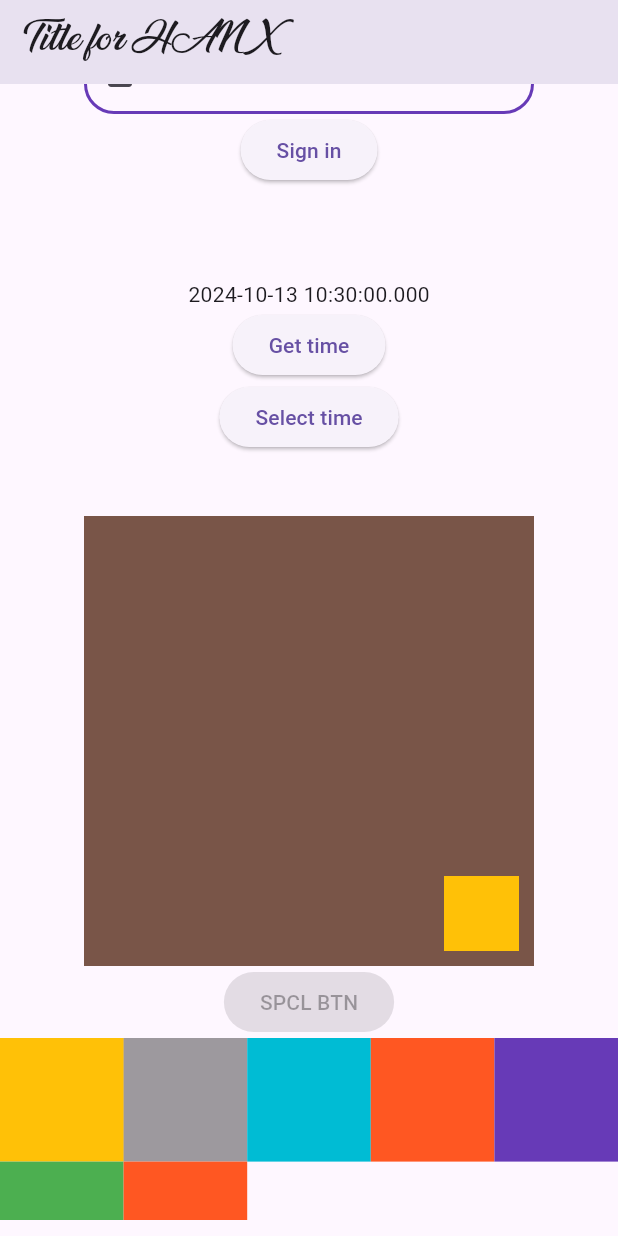
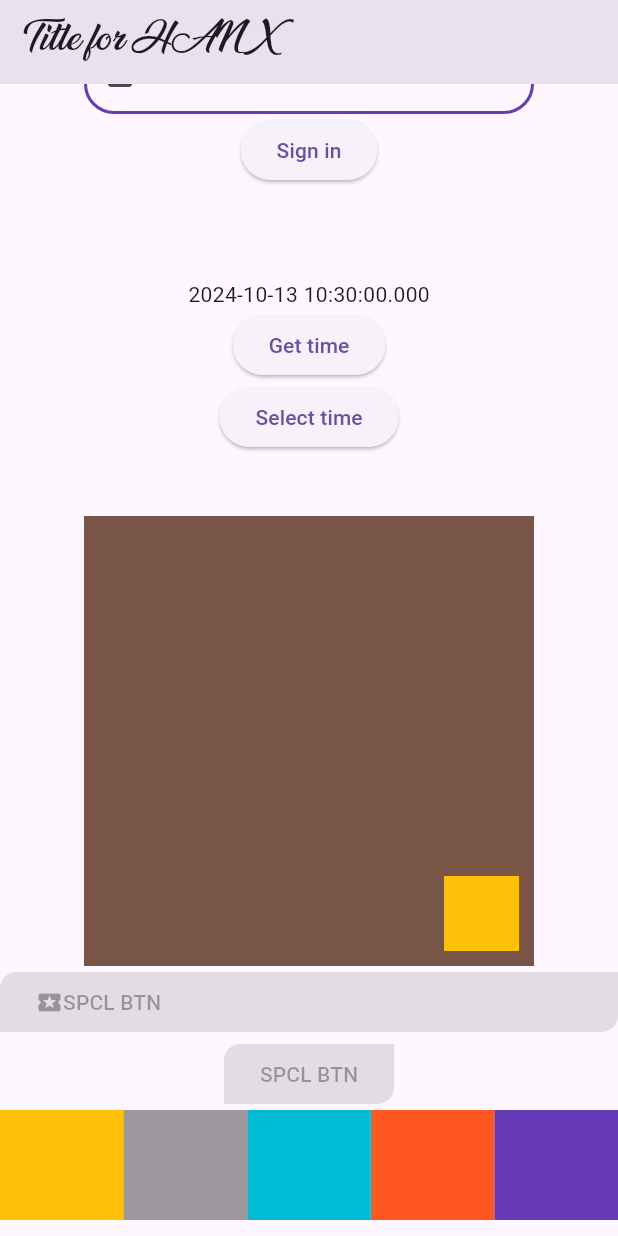
Before and after one commit to Hanzla-Nouman/Flutter-Dart-Basics, a Flutter app: the screen it shows after launch, scrolled down 1152 dp, on a phone screen of 412 x 824 dp. Run offline on Flutter 3.47's test engine with Material 3 defaults, Android fonts, the phone set to English and light mode, and no system bars.

Commit message:
Testing Custom component

```diff
--- a/lib/main.dart
+++ b/lib/main.dart
@@ -293,22 +293,23 @@ class _MyHomePageState extends State<MyHomePage> {
                         Positioned(child: Container(width: 50,height: 50,color: Colors.amber,),bottom: 10,right: 10,) ,
                       ],)
                       ,),
+                      Center(child: SpecialButton(text: 'SPCL BTN',icon: Icon(Icons.local_activity),),),
                       Center(child: SpecialButton(text: 'SPCL BTN'),),
-                  Container(
-                    height: 200,
-                    child: GridView.count(
-                      crossAxisCount: 5,
-                      children: [
-                        Container( color: colorsGrid[0]),
-                        Container( color: colorsGrid[1]),
-                        Container( color: colorsGrid[2]),
-                        Container( color: colorsGrid[3]),
-                        Container( color: colorsGrid[4]),
-                        Container( color: colorsGrid[5]),
-                        Container( color: colorsGrid[3]),
-                      ],
-                    ),
-                  ),
+                  // Container(
+                  //   height: 200,
+                  //   child: GridView.count(
+                  //     crossAxisCount: 5,
+                  //     children: [
+                  //       Container( color: colorsGrid[0]),
+                  //       Container( color: colorsGrid[1]),
+                  //       Container( color: colorsGrid[2]),
+                  //       Container( color: colorsGrid[3]),
+                  //       Container( color: colorsGrid[4]),
+                  //       Container( color: colorsGrid[5]),
+                  //       Container( color: colorsGrid[3]),
+                  //     ],
+                  //   ),
+                  // ),
                   Container(
                       height: 200,
                       child: GridView.extent(
--- a/lib/widgets/button.dart
+++ b/lib/widgets/button.dart
@@ -26,6 +26,6 @@ class SpecialButton extends StatelessWidget {
                   )
                 ],
               )
-            : Text(text, style: textstyle));
+            : Text(text, style: textstyle),style: ElevatedButton.styleFrom(shadowColor: bgColor,shape: RoundedRectangleBorder(borderRadius: BorderRadius.only(topLeft: Radius.circular(11),bottomRight: Radius.circular(11)))),);
   }
 }
```
